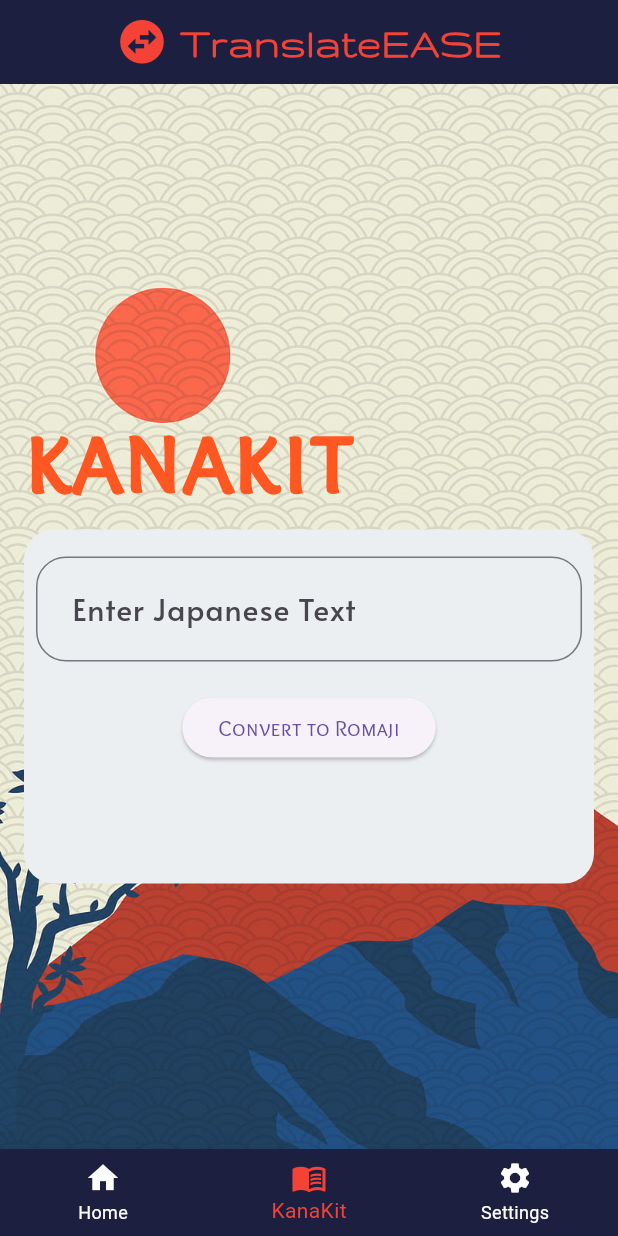
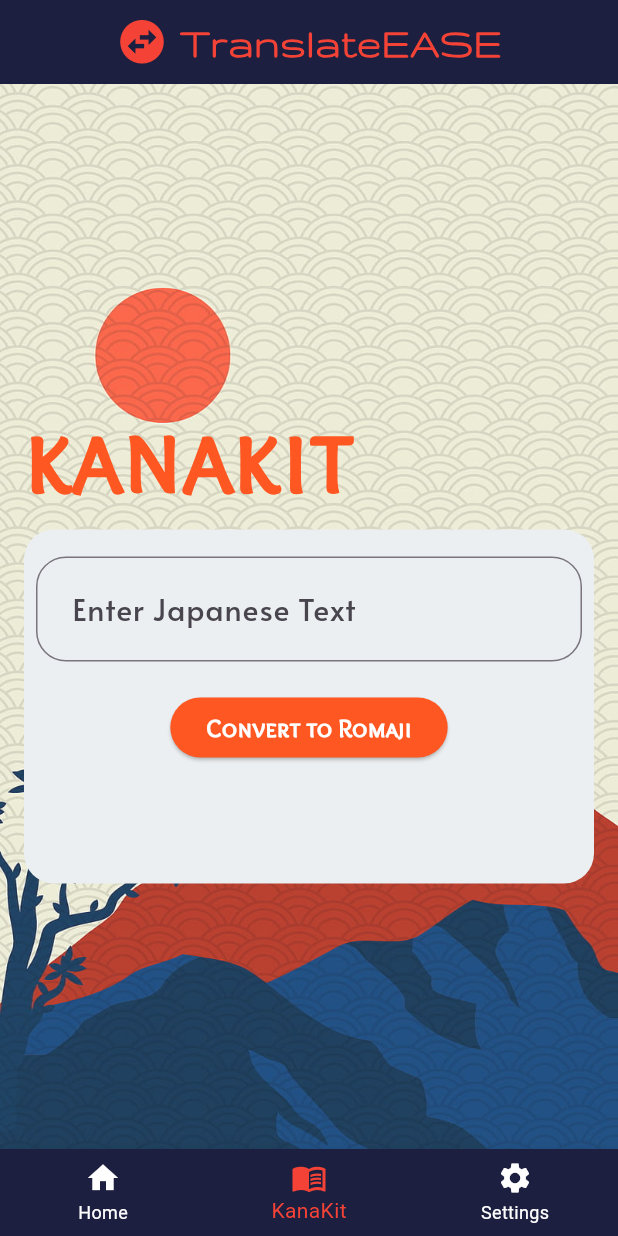
Before and after one commit to iiivannn/Project_API, a Flutter app: the screen it shows after launch, item 2 of the bottom bar chosen, after a tap on "Convert to Romaji", on a phone screen of 412 x 824 dp. Run offline on Flutter 3.47's test engine with Material 3 defaults, Android fonts, the phone set to English and light mode, and no system bars; our stand-ins replace card_swiper, flutter_spinkit; missing offline and left inert: kana_kit.

Commit message:
home_kana

```diff
--- a/lib/navigation/nav_bar.dart
+++ b/lib/navigation/nav_bar.dart
@@ -37,7 +37,14 @@ class _NavBarState extends State<NavBar> {
   @override
   Widget build(BuildContext context) {
     return MaterialApp(
-      home: Scaffold(
+      home: Container(
+        decoration: const BoxDecoration(
+            image: DecorationImage(
+          image: AssetImage('image/Wallpaper_4.jpg'),
+          fit: BoxFit.cover,
+        )),
+        child: Scaffold(
+          backgroundColor: Colors.white10,
           appBar: AppBar(
             iconTheme: const IconThemeData(color: Colors.red, size: 35),
             centerTitle: false, // CenterTitle set to false
@@ -100,6 +107,7 @@ class _NavBarState extends State<NavBar> {
             ],
           ),
         ),
+      ),
     );
   }
 }
--- a/lib/screen/home_screen.dart
+++ b/lib/screen/home_screen.dart
@@ -107,7 +107,7 @@ class _HomePageState extends State<HomePage> {
                 width: 600,
                 decoration: BoxDecoration(
                   border: Border.all(
-                    color: const Color.fromARGB(255, 70, 90, 99),
+                    color: const Color.fromARGB(255, 145, 116, 116),
                     width: 3.0,
                   ),
                   borderRadius: BorderRadius.circular(20.0),
@@ -144,10 +144,14 @@ class _HomePageState extends State<HomePage> {
                     ElevatedButton(
                       onPressed: copyTranslatedText,
                       style: ElevatedButton.styleFrom(
-                        backgroundColor: Colors.blueGrey,
+                        backgroundColor:
+                            const Color.fromARGB(255, 145, 116, 116),
                         foregroundColor: Colors.white,
                       ),
-                      child: const Text('Copy Text'),
+                      child: const Text(
+                        'Copy Text',
+                        style: TextStyle(fontSize: 16),
+                      ),
                     ),
                     const SizedBox(
                       height: 10,
--- a/lib/screen/kana.dart
+++ b/lib/screen/kana.dart
@@ -85,6 +85,10 @@ class _KitKanaState extends State<KitKana> {
                             ),
                             const SizedBox(height: 20),
                             ElevatedButton(
+                              style: ElevatedButton.styleFrom(
+                                backgroundColor: Colors.deepOrange,
+                                foregroundColor: Colors.white,
+                              ),
                               onPressed: () {
                                 setState(() {
                                   _result =
@@ -94,9 +98,9 @@ class _KitKanaState extends State<KitKana> {
                               child: const Text(
                                 'Convert to Romaji',
                                 style: TextStyle(
-                                  fontFamily: 'OverlockSC',
-                                  fontSize: 15,
-                                ),
+                                    fontFamily: 'OverlockSC',
+                                    fontSize: 17,
+                                    fontWeight: FontWeight.w900),
                               ),
                             ),
                             const SizedBox(height: 20),
```
Lines whose indentation alone changed are shown as unchanged.
